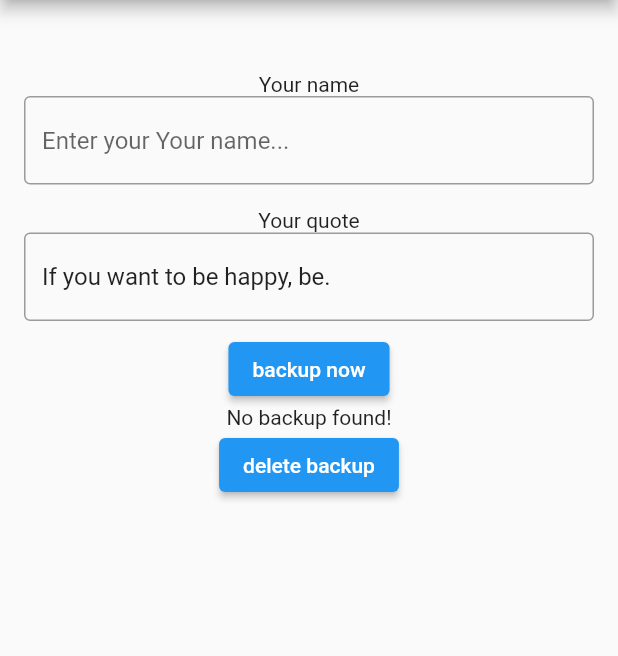
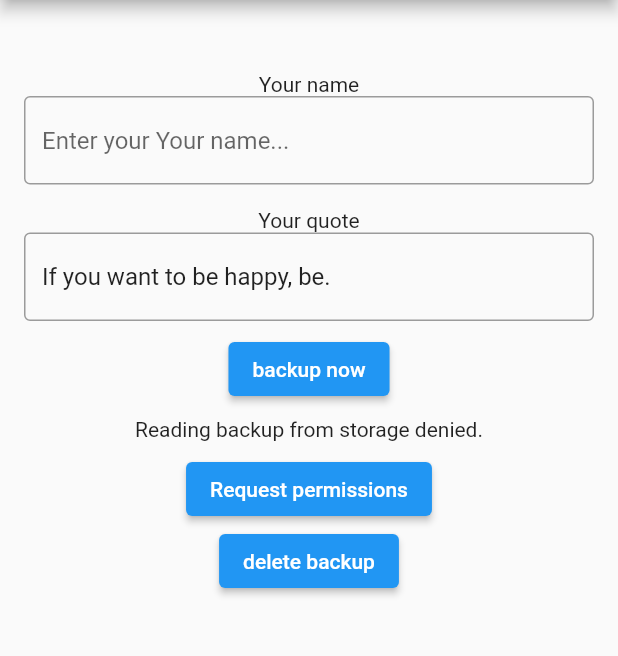
Before and after one commit to litlifesoftware/lit_backup_service, a Flutter app: the screen it shows after launch, on a phone screen of 412 x 824 dp, the part 84-740 px from its top. Run offline on Flutter 3.47's test engine with Material 2 defaults, Android fonts, the phone set to English and light mode, and no system bars; our stand-ins replace permission_handler.

Commit message:
Implement permission handling on `example` app

```diff
--- a/example/lib/main.dart
+++ b/example/lib/main.dart
@@ -97,6 +97,10 @@ class _HomeScreenState extends State<HomeScreen> {
     );
   }
 
+  Future<void> _requestPermissions() async {
+    backupStorage.requestPermissions().then((value) => setState(() {}));
+  }
+
   String formatAsLocalizedDate(BuildContext context, DateTime date) {
     final TimeOfDay timeOfDay = TimeOfDay.fromDateTime(date);
     final String dateFormat =
@@ -140,10 +144,20 @@ class _HomeScreenState extends State<HomeScreen> {
                   backupStorage: backupStorage,
                   formatAsLocalizedDate: formatAsLocalizedDate,
                   readBackup: _readBackup(),
+                  requestPermissions: _requestPermissions,
                 ),
-                ElevatedButton(
-                  onPressed: _deleteBackup,
-                  child: Text("delete backup"),
+                FutureBuilder(
+                  future: backupStorage.hasPermissions(),
+                  builder: (context, AsyncSnapshot<bool> hasPerSnap) {
+                    return hasPerSnap.hasData
+                        ? hasPerSnap.data!
+                            ? ElevatedButton(
+                                onPressed: _deleteBackup,
+                                child: Text("delete backup"),
+                              )
+                            : SizedBox()
+                        : SizedBox();
+                  },
                 ),
               ],
             ),
@@ -159,11 +173,13 @@ class _BackupPreviewBuilder extends StatelessWidget {
   final String Function(BuildContext context, DateTime datetime)
       formatAsLocalizedDate;
   final Future<BackupModel?> readBackup;
+  final void Function() requestPermissions;
   const _BackupPreviewBuilder({
     Key? key,
     required this.backupStorage,
     required this.formatAsLocalizedDate,
     required this.readBackup,
+    required this.requestPermissions,
   }) : super(key: key);
 
   @override
@@ -228,7 +244,20 @@ class _BackupPreviewBuilder extends StatelessWidget {
         } else if (snap.connectionState == ConnectionState.waiting) {
           return CircularProgressIndicator();
         }
-        return Text("No backup found!");
+        // Permission denied. Ask for permissions.
+
+        return Column(
+          children: [
+            Padding(
+              padding: const EdgeInsets.symmetric(vertical: 8.0),
+              child: Text("Reading backup from storage denied."),
+            ),
+            ElevatedButton(
+              onPressed: requestPermissions,
+              child: Text("Request permissions"),
+            ),
+          ],
+        );
       },
     );
   }
```
